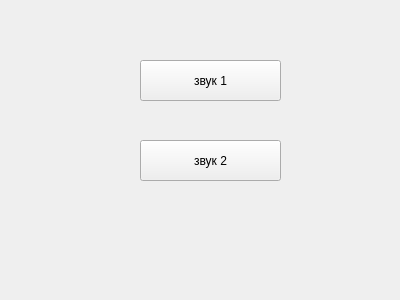
Above: unt.ui from Ksenia-ESST/mdk_lessons before the change. Below: the same form after it.
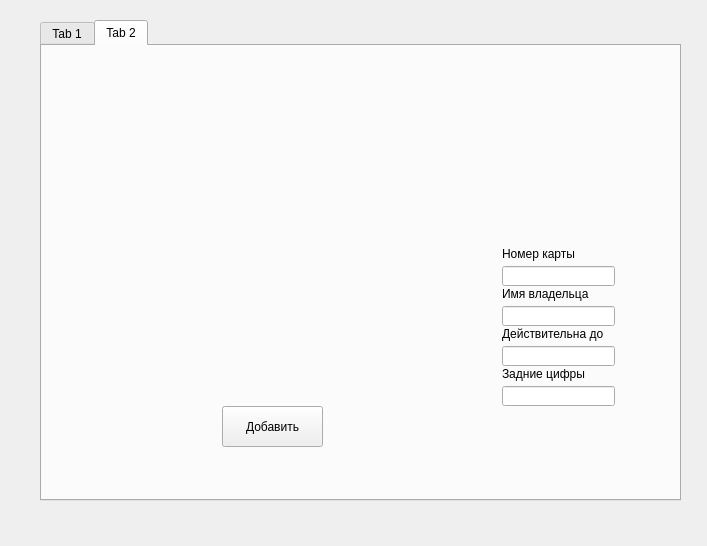
That is the form after the change. The open tabs and pages were chosen to show the change. Icons and pictures are not drawn.

Diff of the .ui file:
```diff
--- a/unt.ui
+++ b/unt.ui
@@ -6,38 +6,260 @@
    <rect>
     <x>0</x>
     <y>0</y>
-    <width>400</width>
-    <height>300</height>
+    <width>707</width>
+    <height>546</height>
    </rect>
   </property>
   <property name="windowTitle">
    <string>Form</string>
   </property>
-  <widget class="QPushButton" name="pushButton">
+  <widget class="QTabWidget" name="tabWidget">
    <property name="geometry">
     <rect>
-     <x>140</x>
-     <y>60</y>
-     <width>141</width>
-     <height>41</height>
+     <x>40</x>
+     <y>20</y>
+     <width>641</width>
+     <height>481</height>
     </rect>
    </property>
-   <property name="text">
-    <string>звук 1</string>
+   <property name="currentIndex">
+    <number>0</number>
    </property>
-  </widget>
-  <widget class="QPushButton" name="pushButton_2">
-   <property name="geometry">
-    <rect>
-     <x>140</x>
-     <y>140</y>
-     <width>141</width>
-     <height>41</height>
-    </rect>
-   </property>
-   <property name="text">
-    <string>звук 2</string>
-   </property>
+   <widget class="QWidget" name="tab">
+    <attribute name="title">
+     <string>Tab 1</string>
+    </attribute>
+    <widget class="QLabel" name="label">
+     <property name="geometry">
+      <rect>
+       <x>80</x>
+       <y>100</y>
+       <width>161</width>
+       <height>16</height>
+      </rect>
+     </property>
+     <property name="text">
+      <string>Первоначальная стоимость</string>
+     </property>
+    </widget>
+    <widget class="QLineEdit" name="line">
+     <property name="geometry">
+      <rect>
+       <x>80</x>
+       <y>140</y>
+       <width>361</width>
+       <height>20</height>
+      </rect>
+     </property>
+     <property name="text">
+      <string>Введите стоимость</string>
+     </property>
+    </widget>
+    <widget class="QLabel" name="label2">
+     <property name="geometry">
+      <rect>
+       <x>80</x>
+       <y>200</y>
+       <width>161</width>
+       <height>16</height>
+      </rect>
+     </property>
+     <property name="text">
+      <string>Норма амортизации</string>
+     </property>
+    </widget>
+    <widget class="QLineEdit" name="line2">
+     <property name="geometry">
+      <rect>
+       <x>80</x>
+       <y>240</y>
+       <width>361</width>
+       <height>20</height>
+      </rect>
+     </property>
+     <property name="text">
+      <string>Введите норму</string>
+     </property>
+    </widget>
+    <widget class="QPushButton" name="push2">
+     <property name="geometry">
+      <rect>
+       <x>240</x>
+       <y>320</y>
+       <width>75</width>
+       <height>23</height>
+      </rect>
+     </property>
+     <property name="text">
+      <string>Посчитать</string>
+     </property>
+    </widget>
+    <widget class="QLabel" name="label_2">
+     <property name="geometry">
+      <rect>
+       <x>100</x>
+       <y>280</y>
+       <width>201</width>
+       <height>21</height>
+      </rect>
+     </property>
+     <property name="text">
+      <string/>
+     </property>
+    </widget>
+   </widget>
+   <widget class="QWidget" name="tab_2">
+    <attribute name="title">
+     <string>Tab 2</string>
+    </attribute>
+    <widget class="QLabel" name="label3_2">
+     <property name="geometry">
+      <rect>
+       <x>40</x>
+       <y>60</y>
+       <width>381</width>
+       <height>261</height>
+      </rect>
+     </property>
+     <property name="text">
+      <string/>
+     </property>
+    </widget>
+    <widget class="QPushButton" name="push">
+     <property name="geometry">
+      <rect>
+       <x>180</x>
+       <y>360</y>
+       <width>101</width>
+       <height>41</height>
+      </rect>
+     </property>
+     <property name="text">
+      <string>Добавить</string>
+     </property>
+    </widget>
+    <widget class="QLabel" name="label4">
+     <property name="geometry">
+      <rect>
+       <x>460</x>
+       <y>200</y>
+       <width>81</width>
+       <height>16</height>
+      </rect>
+     </property>
+     <property name="text">
+      <string>Номер карты</string>
+     </property>
+    </widget>
+    <widget class="QLineEdit" name="line3">
+     <property name="geometry">
+      <rect>
+       <x>460</x>
+       <y>220</y>
+       <width>113</width>
+       <height>20</height>
+      </rect>
+     </property>
+    </widget>
+    <widget class="QLabel" name="label5">
+     <property name="geometry">
+      <rect>
+       <x>460</x>
+       <y>240</y>
+       <width>101</width>
+       <height>16</height>
+      </rect>
+     </property>
+     <property name="text">
+      <string>Имя владельца</string>
+     </property>
+    </widget>
+    <widget class="QLineEdit" name="line4">
+     <property name="geometry">
+      <rect>
+       <x>460</x>
+       <y>260</y>
+       <width>113</width>
+       <height>20</height>
+      </rect>
+     </property>
+    </widget>
+    <widget class="QLabel" name="label6">
+     <property name="geometry">
+      <rect>
+       <x>460</x>
+       <y>280</y>
+       <width>101</width>
+       <height>16</height>
+      </rect>
+     </property>
+     <property name="text">
+      <string>Действительна до</string>
+     </property>
+    </widget>
+    <widget class="QLineEdit" name="line5">
+     <property name="geometry">
+      <rect>
+       <x>460</x>
+       <y>300</y>
+       <width>113</width>
+       <height>20</height>
+      </rect>
+     </property>
+    </widget>
+    <widget class="QLabel" name="label7">
+     <property name="geometry">
+      <rect>
+       <x>460</x>
+       <y>320</y>
+       <width>101</width>
+       <height>16</height>
+      </rect>
+     </property>
+     <property name="text">
+      <string>Задние цифры</string>
+     </property>
+    </widget>
+    <widget class="QLineEdit" name="line6">
+     <property name="geometry">
+      <rect>
+       <x>460</x>
+       <y>340</y>
+       <width>113</width>
+       <height>20</height>
+      </rect>
+     </property>
+    </widget>
+    <widget class="QLabel" name="label8">
+     <property name="geometry">
+      <rect>
+       <x>440</x>
+       <y>40</y>
+       <width>161</width>
+       <height>141</height>
+      </rect>
+     </property>
+     <property name="text">
+      <string/>
+     </property>
+     <property name="pixmap">
+      <pixmap resource="my_photo.qrc">:/photo/photo.png</pixmap>
+     </property>
+     <property name="scaledContents">
+      <bool>true</bool>
+     </property>
+    </widget>
+    <widget class="QTextBrowser" name="textBrowser">
+     <property name="geometry">
+      <rect>
+       <x>-400</x>
+       <y>540</y>
+       <width>256</width>
+       <height>192</height>
+      </rect>
+     </property>
+    </widget>
+   </widget>
   </widget>
  </widget>
  <resources/>
```
Left out of the diff: 4 changed lines with no effect on the pictures.
